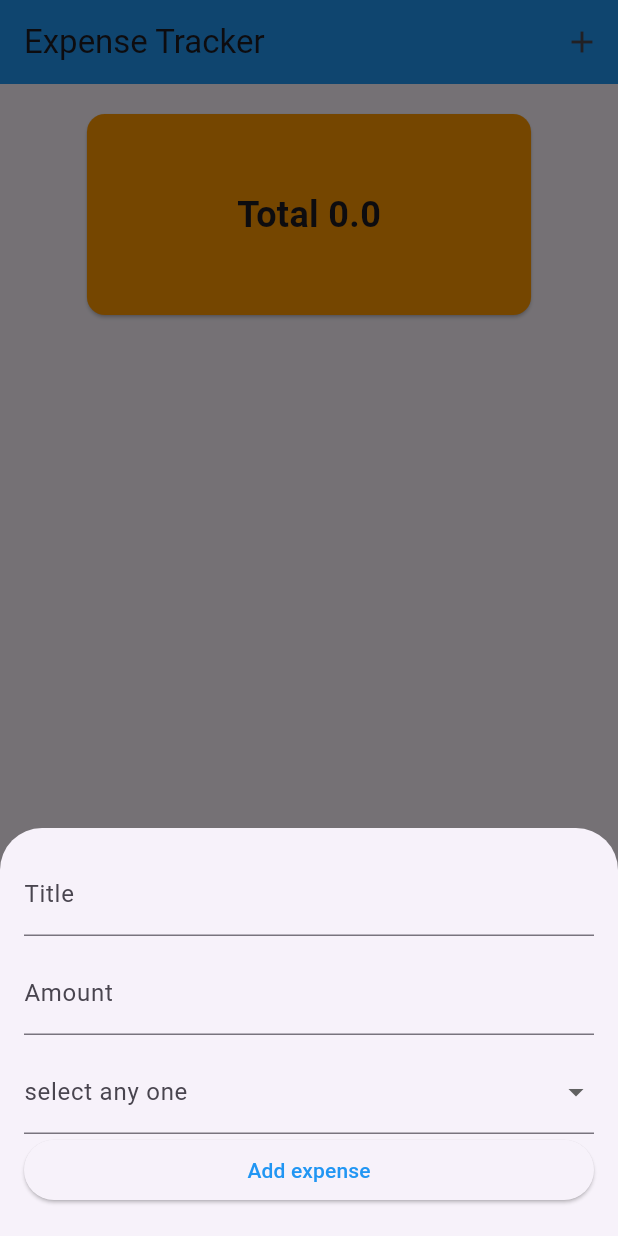
After one commit to Hridoy141/flutter_all, a Flutter app: the screen it shows after launch, after a tap on the "add" icon, on a phone screen of 412 x 824 dp. The commit adds this screen. Run offline on Flutter 3.47's test engine with Material 3 defaults, Android fonts, the phone set to English and light mode, and no system bars; our stand-ins replace device_preview, flutter_screenutil.

Commit message:
module_12 class_1

```diff
--- a/lib/app.dart
+++ b/lib/app.dart
@@ -11,6 +11,7 @@ import 'package:flutter_10_batch/from_login.dart';
 import 'package:flutter_screenutil/flutter_screenutil.dart';
 
 import 'module 9 class 3.dart';
+import 'module_12/class_1.dart';
 import 'module_9_class_2.dart';
 import 'module_9_mediaQuery.dart';
 import 'module_9_todo.dart';
@@ -32,7 +33,7 @@ class MyApp extends StatelessWidget {
           home: child,
         );
       },
-      child: const Watertracker(),
+      child: const ExpenseTracker(),
     );
   }
 
--- /dev/null
+++ b/lib/module_12/class_1.dart
@@ -0,0 +1,155 @@
+import 'package:flutter/material.dart';
+import 'package:intl/intl.dart';
+import 'expense_model.dart';
+
+class ExpenseTracker extends StatefulWidget {
+  const ExpenseTracker({super.key});
+
+  @override
+  State<ExpenseTracker> createState() => _ExpenseTrackerState();
+}
+
+class _ExpenseTrackerState extends State<ExpenseTracker> {
+  final List<String> categories = ['Food', 'Transport', 'Enter', 'Bills'];
+  final List<Expense> _expense = [];
+  double total = 0.0;
+
+  void _showForm() {
+    String selectedCategory = categories.first;
+    TextEditingController titleController = TextEditingController();
+    TextEditingController amountController = TextEditingController();
+    DateTime expenseDatetime = DateTime.now();
+    showModalBottomSheet(
+      context: context,
+      builder: (context) {
+        return Padding(
+          padding: const EdgeInsets.only(left: 16, right: 16, top: 16),
+          child: Column(
+            mainAxisSize: MainAxisSize.min,
+            children: [
+              TextField(
+                  controller: titleController,
+                  decoration: InputDecoration(labelText: 'Title')),
+              SizedBox(height: 10),
+              TextField(
+                controller: amountController,
+                  keyboardType: TextInputType.number,
+                  decoration: InputDecoration(labelText: 'Amount')),
+              SizedBox(height: 10),
+              DropdownButtonFormField(
+                items:
+                    categories
+                        .map(
+                          (category) => DropdownMenuItem(
+                            value: category,
+                            child: Text(category),
+                          ),
+                        )
+                        .toList(),
+
+                onChanged: (value) => selectedCategory = value!,
+                decoration: InputDecoration(labelText: 'select any one'),
+              ),
+              SizedBox(
+                width: double.infinity,
+                child: ElevatedButton(
+                  onPressed: () {
+                      if (titleController.text.isNotEmpty ||
+                         double.tryParse(amountController.text) != null) {
+                      _adExpense(
+                        titleController.text,
+                        double.parse(amountController.text),
+                        expenseDatetime,
+                        selectedCategory,
+                      );
+                      Navigator.pop(context);
+
+                     }
+                    },
+                      child: Text(
+                  'Add expense',
+                    style: TextStyle(color: Colors.blue),
+                  ),
+                ),
+              ),
+              SizedBox(height: 20,),
+            ],
+          ),
+        );
+      },
+    );
+  }
+
+  void _adExpense(String title, double amount, DateTime date, String category) {
+    setState(() {
+      _expense.add(
+        Expense(title: title, amount: amount, date: date, category: category),
+      );
+      total += amount;
+    });
+  }
+
+  @override
+  Widget build(BuildContext context) {
+    return Scaffold(
+      appBar: AppBar(
+        backgroundColor: Colors.blue,
+        title: Text('Expense Tracker'),
+        actions: [
+          IconButton(onPressed: () => _showForm(), icon: Icon(Icons.add)),
+        ],
+      ),
+      body: SafeArea(
+        child: Column(
+          children: [
+            Center(
+              child: Card(
+                color: Colors.orange,
+                margin: EdgeInsets.all(20),
+                shape: RoundedRectangleBorder(
+                  borderRadius: BorderRadius.circular(12),
+                ),
+                child: Padding(
+                  padding: const EdgeInsets.only(
+                    left: 100,
+                    right: 100,
+                    bottom: 50,
+                    top: 50,
+                  ),
+                  child: Text(
+                    'Total $total',
+                    style: TextStyle(fontSize: 24, fontWeight: FontWeight.bold),
+                  ),
+                ),
+              ),
+            ),
+            Expanded(
+              child: ListView.builder(
+                itemCount: _expense.length,
+                itemBuilder: (context, index) {
+                  return Card(
+                    child: ListTile(
+                      leading: CircleAvatar(
+                        radius: 40,
+                        backgroundColor: Colors.blueAccent,
+                        child: Text(_expense[index].category),
+                      ),
+                      title: Text(_expense[index].title),
+                      subtitle: Text(
+                         DateFormat.yMMMd().format(_expense[index].date)
+                      ),
+                    ),
+                  );
+                },
+              ),
+            ),
+          ],
+        ),
+      ),
+      floatingActionButton: FloatingActionButton(
+        onPressed: ()=> _showForm(),
+        child: Icon(Icons.add),
+      ),
+    );
+  }
+}
--- /dev/null
+++ b/lib/module_12/expense_model.dart
@@ -0,0 +1,14 @@
+class  Expense{
+  String title;
+  double amount;
+  DateTime date;
+  String category;
+
+  Expense({
+   required this.title,
+    required this.amount,
+    required this.date,
+    required this.category,
+
+});
+}
```
